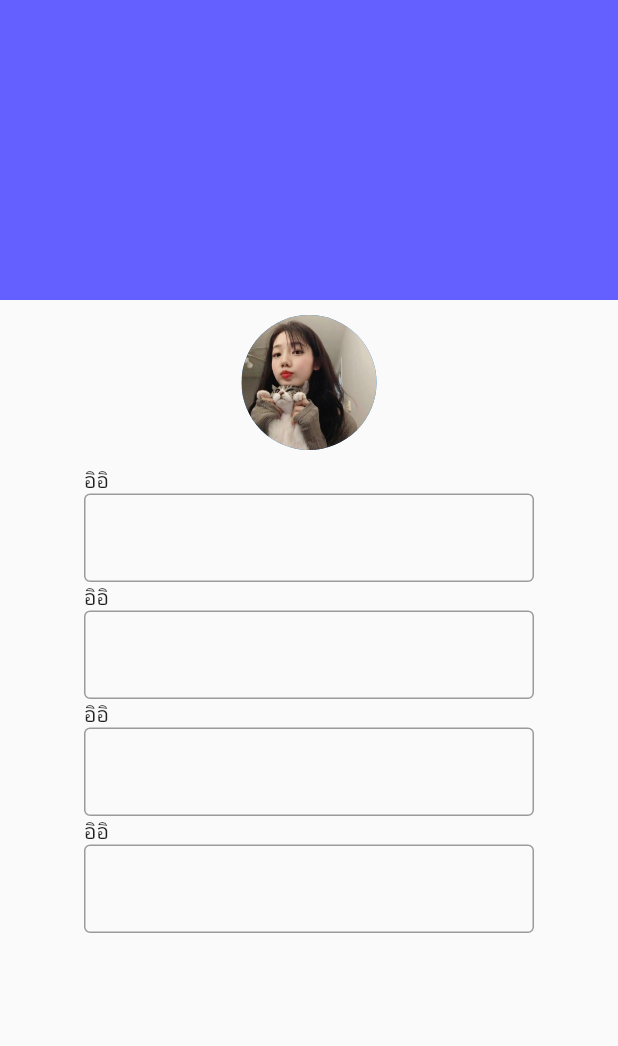
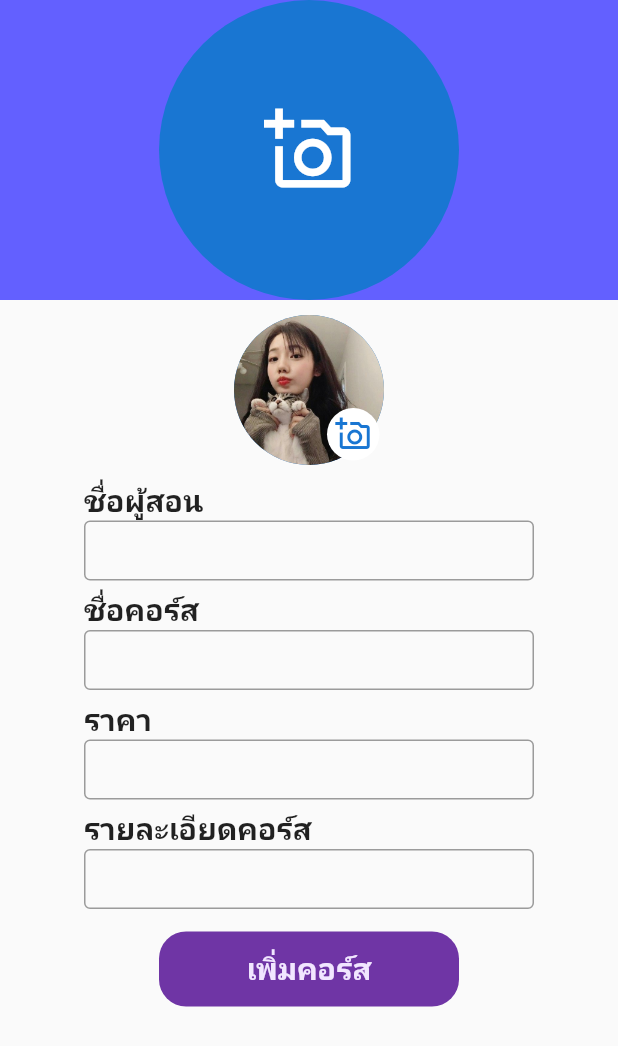
Before and after one commit to noymak/Luk-To-Learn, a Flutter app: the AddedCourses screen opened by its route, on a phone screen of 412 x 824 dp. Shown: the top 1046 px of the screen. Run offline on Flutter 3.47's test engine with Material 2 defaults, Android fonts, the phone set to English and light mode, and no system bars; our stand-ins replace cloud_firestore, firebase_auth, firebase_core, firebase_storage, get, google_fonts and 2 more; missing offline and left inert: splash_screen_view; accounts and stored records are empty; network calls fail; Roboto replaces fonts that are missing (Kanit).

Commit message:
เพิ่มหน้า

```diff
--- a/project-main/lib/Screens/tutor_screen/addedcourses.dart
+++ b/project-main/lib/Screens/tutor_screen/addedcourses.dart
@@ -1,4 +1,5 @@
 import 'package:flutter/material.dart';
+import 'package:google_fonts/google_fonts.dart';
 import 'package:luk_to_learn/constants.dart';
 
 class AddedCourses extends StatefulWidget {
@@ -20,17 +21,36 @@ class _AddedCoursesState extends State<AddedCourses> {
               height: 200,
               width: size.width,
               color: kPrimaryColors,
+              child: CircleAvatar(
+                child: Icon(Icons.add_a_photo_outlined,size: 60,),
+              ),
             ),
             SizedBox(
               height: 10,
             ),
+            Stack(
+              children: [
                 Container(
-              width: 90,
-              height: 90,
+                  width: 100,
+                  height: 100,
                   child: CircleAvatar(
-                radius: 15,
-                backgroundImage: AssetImage('assets/images/profile.jpg'),
+                      radius: 55,
+                      backgroundImage: AssetImage('assets/images/profile.jpg')),
                 ),
+                Positioned(
+                  right: 3,
+                  bottom: 3,
+                  child: Container(
+                    width: 35,
+                    height: 35,
+                    child: CircleAvatar(
+                      child: Icon(Icons.add_a_photo_outlined),
+                      backgroundColor: Colors.white,
+                      radius: 55,
+                    ),
+                  ),
+                ),
+              ],
             ),
             SizedBox(
               height: 10,
@@ -38,39 +58,99 @@ class _AddedCoursesState extends State<AddedCourses> {
             Column(
               crossAxisAlignment: CrossAxisAlignment.start,
               children: [
-                Text('อิอิ'),
-                Container(width: 300, child: TextField(
+                Text(
+                  'ชื่อผู้สอน',
+                  style: GoogleFonts.kanit(
+                      fontSize: 20, fontWeight: FontWeight.bold),
+                ),
+                Container(
+                  width: 300,
+                  height: 40,
+                  child: TextField(
+
                     decoration: InputDecoration(
                       border: OutlineInputBorder(),
                     ),
                     textInputAction: TextInputAction.done,
                     keyboardType: TextInputType.text,
-                ),),
-                Text('อิอิ'),
-                Container(width: 300, child: TextField(
+                  ),
+                ),
+                SizedBox(
+                  height: 6,
+                ),
+                Text(
+                  'ชื่อคอร์ส',
+                  style: GoogleFonts.kanit(
+                      fontSize: 20, fontWeight: FontWeight.bold),
+                ),
+                Container(
+                  width: 300,
+                  height: 40,
+                  child: TextField(
                     decoration: InputDecoration(
                       border: OutlineInputBorder(),
                     ),
                     textInputAction: TextInputAction.done,
                     keyboardType: TextInputType.text,
-                ),),
-                Text('อิอิ'),
-                Container(width: 300, child: TextField(
+                  ),
+                ),
+                SizedBox(
+                  height: 6,
+                ),
+                Text(
+                  'ราคา',
+                  style: GoogleFonts.kanit(
+                      fontSize: 20, fontWeight: FontWeight.bold),
+                ),
+                Container(
+                  width: 300,
+                  height: 40,
+                  child: TextField(
+                    decoration: InputDecoration(
+                      border: OutlineInputBorder(),
+                    ),
+                    textInputAction: TextInputAction.done,
+                    keyboardType: TextInputType.number,
+                  ),
+                ),
+                SizedBox(
+                  height: 6,
+                ),
+                Text(
+                  'รายละเอียดคอร์ส',
+                  style: GoogleFonts.kanit(
+                      fontSize: 20, fontWeight: FontWeight.bold),
+                ),
+                Container(
+                  width: 300,
+                  height: 40,
+                  child: TextField(
                     decoration: InputDecoration(
                       border: OutlineInputBorder(),
                     ),
                     textInputAction: TextInputAction.done,
                     keyboardType: TextInputType.text,
-                ),),
-                Text('อิอิ'),
-                Container(width: 300, child: TextField(
-                  decoration: InputDecoration(
-                    border: OutlineInputBorder(),
                   ),
-                  textInputAction: TextInputAction.done,
-                  keyboardType: TextInputType.text,
-                ),),
+                ),
               ],
+            ),
+            SizedBox(height: 15),
+            GestureDetector(
+              onTap: () {
+                          Navigator.pushNamed(context, '/checkinfocourse');
+                        },
+              child: Container(
+                width: 200,
+                height: 50,
+                decoration: BoxDecoration(
+                    borderRadius: BorderRadius.circular(18),
+                    color: kPrimaryColor),
+                    child: Center(
+                      child: Text('เพิ่มคอร์ส',
+                      style: GoogleFonts.kanit(
+                          fontSize: 20, fontWeight: FontWeight.bold,color: kPrimaryLightColor),),
+                    ),
+              ),
             ),
           ],
         ),
```
Lines whose indentation alone changed are shown as unchanged.
